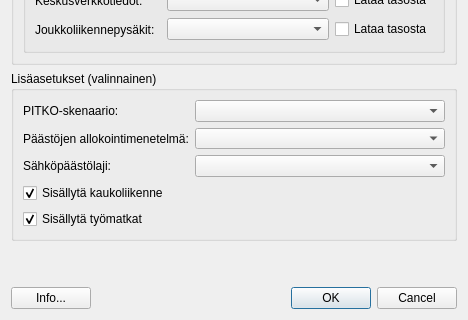
Before: the Qt Designer form ykr_tool_main.ui in ubigu/ilmakalu-qgis, drawn with Qt 5; both pictures show x 0 to 468 and y 330 to 650 of the 468 by 650 pixel window.
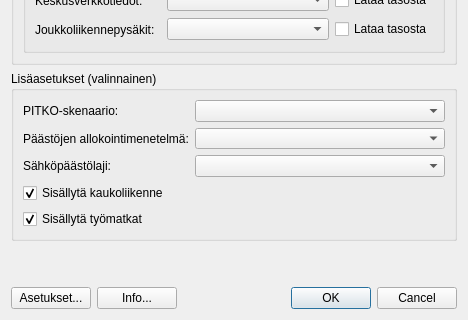
After: the same form once the commit is applied. Custom widgets are drawn as their Qt base class.

Commit message: Restore the database connection dialog

```diff
--- a/ykr_tool_main.ui
+++ b/ykr_tool_main.ui
@@ -441,6 +441,13 @@
      </item>
      <item>
       <layout class="QHBoxLayout" name="menuLayout">
+       <item>
+        <widget class="QPushButton" name="settingsButton">
+         <property name="text">
+          <string>Asetukset...</string>
+         </property>
+        </widget>
+       </item>
        <item>
         <widget class="QPushButton" name="infoButton">
          <property name="text">
```
The commit also changes 1 other file.
